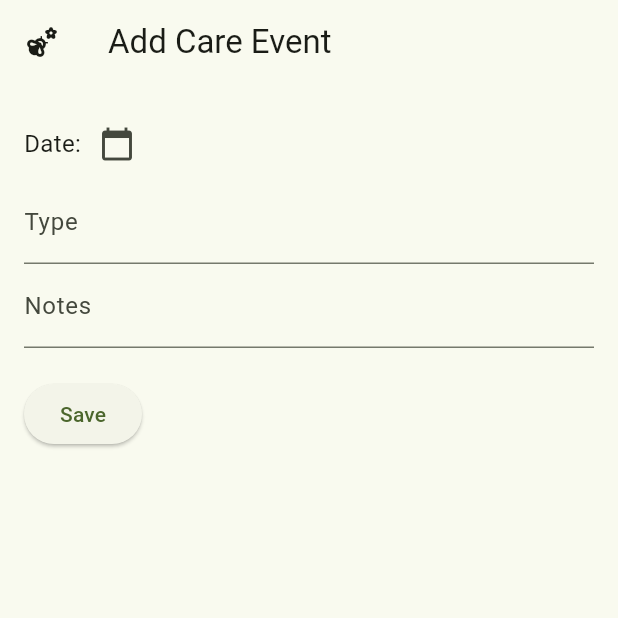
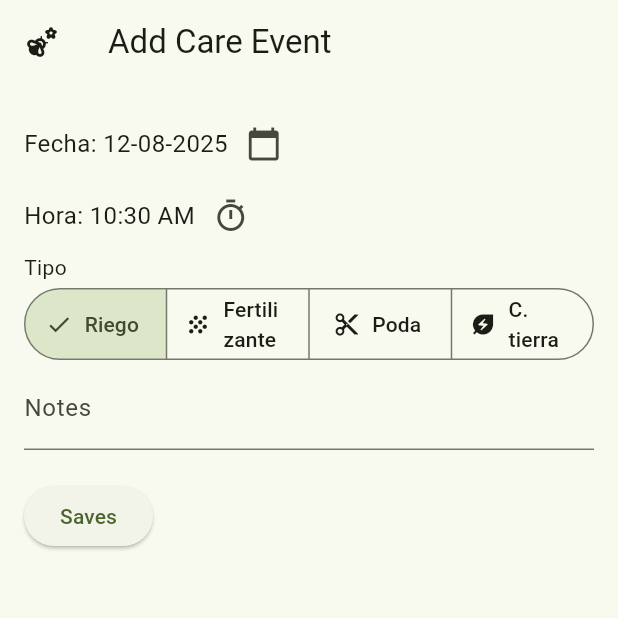
Before and after one commit to dluna38/flutter-app, a Flutter app: the AddCareEventScreen screen opened directly with empty values, on a phone screen of 412 x 824 dp, the top half of it. Run offline on Flutter 3.47's test engine with Material 3 defaults, Android fonts, the phone set to English and light mode, and no system bars; our stand-ins replace flutter_local_notifications, image_picker, sqflite; missing offline and left inert: dart:ffi; accounts and stored records are empty.

Commit message:
add type event

```diff
--- a/lib/data/care_event.dart
+++ b/lib/data/care_event.dart
@@ -1,4 +1,3 @@
-
 import 'package:myapp/data/plant.dart';
 
 class CareEvent {
@@ -6,10 +5,9 @@ class CareEvent {
   Plant? plant;
   DateTime date;
   String type;
-  String notes;
+  String? notes;
 
-  CareEvent({required this.date, required this.type, required this.notes,this.plant});
-
+  CareEvent({required this.date, required this.type, this.notes, this.plant});
 
   Map<String, Object?> toMap() {
     return {
@@ -31,4 +29,11 @@ class CareEvent {
     careEvent.id = map['id'] as int?;
     return careEvent;
   }
+
+  @override
+  String toString() {
+    return 'CareEvent{plant: $plant, date: $date, type: $type, notes: $notes}';
+  }
 }
+
+enum TypeCareEvent { riego, fertilizante, poda, cambioAbono }
--- a/lib/screens/add_care_event_screen.dart
+++ b/lib/screens/add_care_event_screen.dart
@@ -1,4 +1,5 @@
 import 'package:flutter/material.dart';
+import 'package:intl/intl.dart';
 import 'package:myapp/data/care_event.dart';
 import 'package:myapp/data/database_helper.dart';
 import 'package:myapp/data/plant.dart';
@@ -14,23 +15,38 @@ class AddCareEventScreen extends StatefulWidget {
 
 class _AddCareEventScreenState extends State<AddCareEventScreen> {
   DateTime _selectedDate = DateTime.now();
+  TimeOfDay _selectedTime = TimeOfDay(hour: DateTime.now().hour, minute: DateTime.now().minute);
   final TextEditingController _typeController = TextEditingController();
   final TextEditingController _notesController = TextEditingController();
-
+  TypeCareEvent selectedTypeEvent = TypeCareEvent.riego;
   Future<void> _selectDate(BuildContext context) async {
     final DateTime? picked = await showDatePicker(
       context: context,
       initialDate: _selectedDate,
       firstDate: DateTime(2000),
-      lastDate: DateTime(2025),
+      lastDate: _selectedDate,
     );
     if (picked != null && picked != _selectedDate) {
+      debugPrint('Guardar: $picked');
       setState(() {
         _selectedDate = picked;
       });
     }
   }
 
+  Future<void> _selectTime(BuildContext context) async {
+    TimeOfDay? pickedTime = await showTimePicker(
+      context: context,
+      initialEntryMode: TimePickerEntryMode.dial,
+      initialTime: TimeOfDay.now(),
+    );
+    if (pickedTime != null && pickedTime != _selectedTime) {
+      debugPrint('Guardar: $pickedTime');
+      setState(() {
+        _selectedTime = pickedTime;
+      });
+    }
+  }
   @override
   Widget build(BuildContext context) {
     return Scaffold(
@@ -48,7 +64,7 @@ class _AddCareEventScreenState extends State<AddCareEventScreen> {
             Row(
               children: [
                 Text(
-                  'Date: ${_selectedDate.toLocal()}'.split(' ')[0],
+                  'Fecha: ${DateFormat('dd-MM-yyyy').format(_selectedDate)}',
                   style: const TextStyle(fontSize: 16),
                 ),
                 IconButton(
@@ -57,9 +73,45 @@ class _AddCareEventScreenState extends State<AddCareEventScreen> {
                 ),
               ],
             ),
-            TextField(
-              controller: _typeController,
-              decoration: const InputDecoration(labelText: 'Type'),
+            Row(
+              children: [
+                Text(
+                  'Hora: ${_selectedTime.format(context)}',
+                  style: const TextStyle(fontSize: 16),
+                ),
+                IconButton(
+                  icon: const Icon(Icons.timer_sharp),
+                  onPressed: () => _selectTime(context),
+                ),
+              ],
+            ),
+            Text('Tipo'
+            ),
+            SegmentedButton<TypeCareEvent>(
+              segments: const <ButtonSegment<TypeCareEvent>>[
+                ButtonSegment<TypeCareEvent>(
+                    value: TypeCareEvent.riego,
+                    label: Text('Riego'),
+                    icon: Icon(Icons.water_drop)),
+                ButtonSegment<TypeCareEvent>(
+                    value: TypeCareEvent.fertilizante,
+                    label: Text('Fertilizante'),
+                    icon: Icon(Icons.grain)),
+                ButtonSegment<TypeCareEvent>(
+                    value: TypeCareEvent.poda,
+                    label: Text('Poda'),
+                    icon: Icon(Icons.cut)),
+                ButtonSegment<TypeCareEvent>(
+                    value: TypeCareEvent.cambioAbono,
+                    label: Text('C. tierra'),
+                    icon: Icon(Icons.energy_savings_leaf)),
+              ],
+              selected: <TypeCareEvent>{selectedTypeEvent},
+              onSelectionChanged: (Set<TypeCareEvent> newSelection) {
+                setState(() {
+                  selectedTypeEvent = newSelection.first;
+                });
+              },
             ),
             TextField(
               controller: _notesController,
@@ -69,16 +121,24 @@ class _AddCareEventScreenState extends State<AddCareEventScreen> {
             ElevatedButton(
               onPressed: () async {
                 final newCareEvent = CareEvent(
-                  date: _selectedDate,
-                  type: _typeController.text,
-                  notes: _notesController.text,
+                  date: DateTime(
+                    _selectedDate.year,
+                    _selectedDate.month,
+                    _selectedDate.day,
+                    _selectedTime.hour,
+                    _selectedTime.minute,
+                  ),
+                  type: selectedTypeEvent.name,
+                  notes: _notesController.text.isEmpty ? null : _notesController.text,
                 );
+                debugPrint('new event $newCareEvent');
+                return;
                 await DatabaseHelper().insertCareEvent(newCareEvent,widget.plant.id!);
                 if (context.mounted) {
                   Navigator.pop(context);
                 }
               },
-              child: const Text('Save'),
+              child: const Text('Saves'),
             ),
           ],
         ),
@@ -86,3 +146,54 @@ class _AddCareEventScreenState extends State<AddCareEventScreen> {
     );
   }
 }
+
+class SegmentedButtonTypeEvent extends StatefulWidget{
+  final TypeCareEvent chooseType;
+
+  const SegmentedButtonTypeEvent({super.key, required this.chooseType});
+
+  @override
+  State<StatefulWidget> createState() => _SegmentedButtonTypeEventState();
+
+}
+
+class _SegmentedButtonTypeEventState extends State<SegmentedButtonTypeEvent>{
+  late TypeCareEvent _selectedType = widget.chooseType;
+
+  @override
+  void initState() {
+    // TODO: implement initState
+    super.initState();
+    _selectedType = widget.chooseType;
+  }
+
+  @override
+  Widget build(BuildContext context) {
+    return SegmentedButton<TypeCareEvent>(
+      segments: const <ButtonSegment<TypeCareEvent>>[
+        ButtonSegment<TypeCareEvent>(
+            value: TypeCareEvent.riego,
+            label: Text('Riego'),
+            icon: Icon(Icons.water_drop)),
+        ButtonSegment<TypeCareEvent>(
+            value: TypeCareEvent.fertilizante,
+            label: Text('Fertilizante'),
+            icon: Icon(Icons.grain)),
+        ButtonSegment<TypeCareEvent>(
+            value: TypeCareEvent.poda,
+            label: Text('Poda'),
+            icon: Icon(Icons.cut)),
+        ButtonSegment<TypeCareEvent>(
+            value: TypeCareEvent.cambioAbono,
+            label: Text('C. tierra'),
+            icon: Icon(Icons.energy_savings_leaf)),
+      ],
+      selected: <TypeCareEvent>{_selectedType},
+      onSelectionChanged: (Set<TypeCareEvent> newSelection) {
+        setState(() {
+          _selectedType = newSelection.first;
+        });
+      },
+    );
+  }
+}
```
Also changed, not shown: 4 other files.
